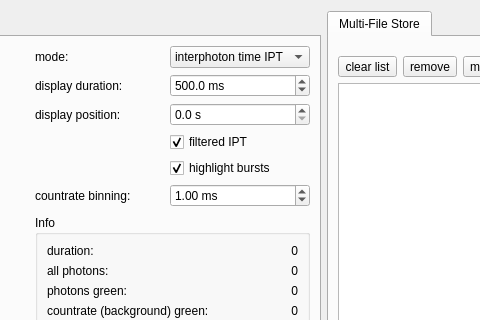
The window that plugins/tcspcimporter/qfetcspcimporterfretchen2.ui (jkriege2/QuickFit3) describes before a commit, drawn with Qt 5; both pictures show x 506 to 986 and y 0 to 320 of the 1133 by 710 pixel window.
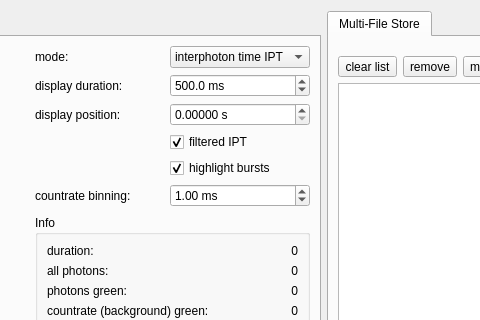
The same window after the commit. Icons and pictures are not drawn. Custom widgets are drawn as their Qt base class.

Diff of the .ui file:
```diff
--- a/plugins/tcspcimporter/qfetcspcimporterfretchen2.ui
+++ b/plugins/tcspcimporter/qfetcspcimporterfretchen2.ui
@@ -10,7 +10,7 @@
     <x>0</x>
     <y>0</y>
     <width>1013</width>
-    <height>651</height>
+    <height>674</height>
    </rect>
   </property>
   <property name="windowTitle">
@@ -768,7 +768,7 @@
                 <string> s</string>
                </property>
                <property name="decimals">
-                <number>1</number>
+                <number>5</number>
                </property>
                <property name="minimum">
                 <double>0.000000000000000</double>
```
